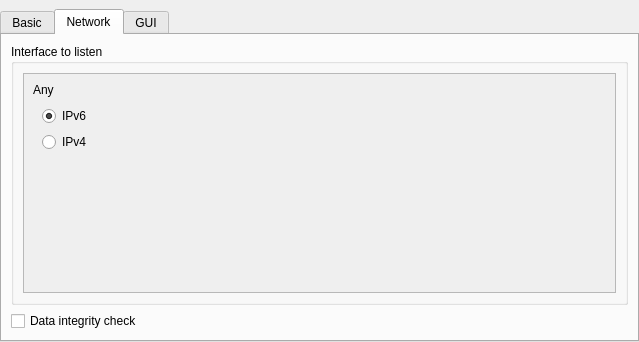
This is application/GUI/Settings/WidgetSettings.ui in Ummon/D-LAN as Qt 5 draws it before an edit. The edited form follows.
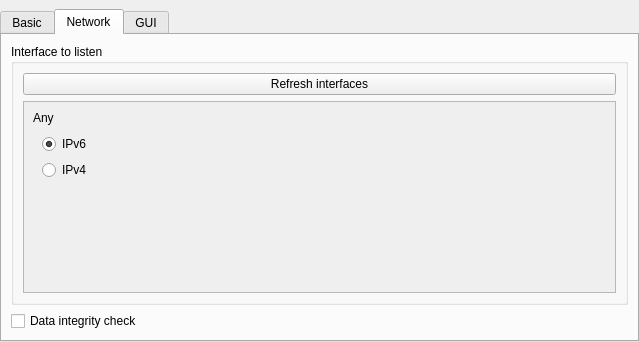
This is the edited form. The open tabs and pages were chosen to show the change. Icons and pictures are not drawn.

Commit message: Avoid to periodically poll all information about network interfaces, that was to heavy. The user can now explicitly ask for a refresh in the network settings graphic interface.

```diff
--- a/application/GUI/Settings/WidgetSettings.ui
+++ b/application/GUI/Settings/WidgetSettings.ui
@@ -187,6 +187,13 @@
           <string>Interface to listen</string>
          </property>
          <layout class="QVBoxLayout" name="layGrpInterfaces">
+          <item>
+           <widget class="QPushButton" name="butRefreshInterfaces">
+            <property name="text">
+             <string>Refresh interfaces</string>
+            </property>
+           </widget>
+          </item>
           <item>
            <widget class="QScrollArea" name="scoInterfaces">
             <property name="sizePolicy">
```
Left out of the diff: 2 changed lines with no effect on the pictures. The commit also changes 14 other files.
